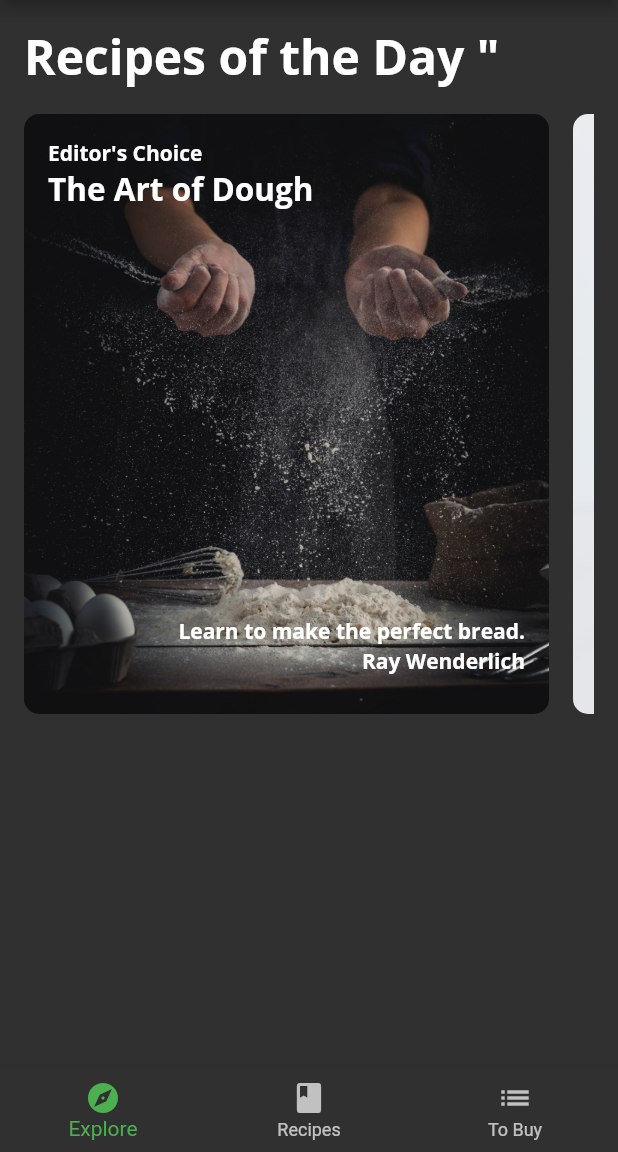
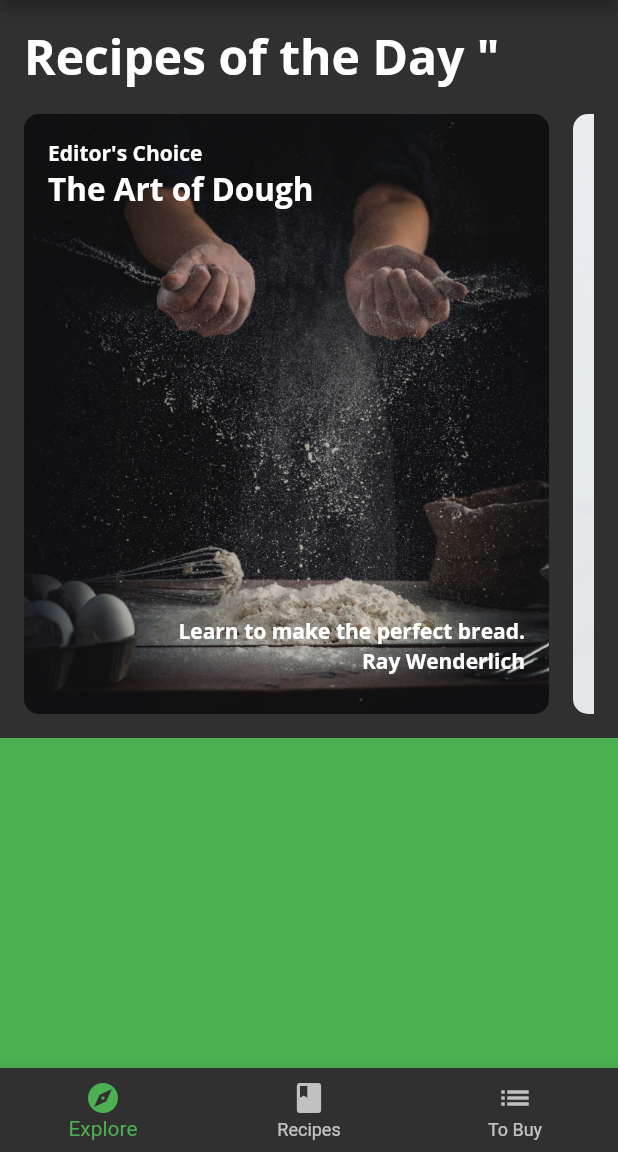
Before and after one commit to BD911-Coder/scrollable_widget2, a Flutter app: the screen it shows after launch, on a phone screen of 412 x 824 dp, the part 84-1236 px from its top. Run offline on Flutter 3.47's test engine with Material 2 defaults, Android fonts, the phone set to English and light mode, and no system bars; our stand-ins replace google_fonts.

Commit message:
expolore_scrren.dart updated

```diff
--- a/lib/screens/explorer_screen.dart
+++ b/lib/screens/explorer_screen.dart
@@ -9,19 +9,34 @@ class ExploreScreen extends StatelessWidget {
   ExploreScreen({Key? key}) : super(key: key);
   @override
   Widget build(BuildContext context) {
+// 1
     return FutureBuilder(
+      // 2
       future: mockService.getExploreData(),
+// 3
       builder: (context, AsyncSnapshot<ExploreData> snapshot) {
-        // TODO: Add Nested List Views
+// 4
         if (snapshot.connectionState == ConnectionState.done) {
-          final recipes = snapshot.data?.todayRecipes ?? [];
-
-          return TodayRecipeListView(recipes: recipes);
-
+          // 5
+          return ListView(
+            // 6
+            scrollDirection: Axis.vertical,
+            children: [
+// 7
+              TodayRecipeListView(recipes: snapshot.data?.todayRecipes ?? []),
+// 8
+              const SizedBox(height: 16),
+              // 9
+              // TODO: Replace this with FriendPostListView
+              Container(
+                height: 400,
+                color: Colors.green,
+              ),
+            ],
+          );
         } else {
-          return const Center(
-            child: CircularProgressIndicator(),
-          );
+          // 10
+          return const Center(child: CircularProgressIndicator());
         }
       },
     );
```
